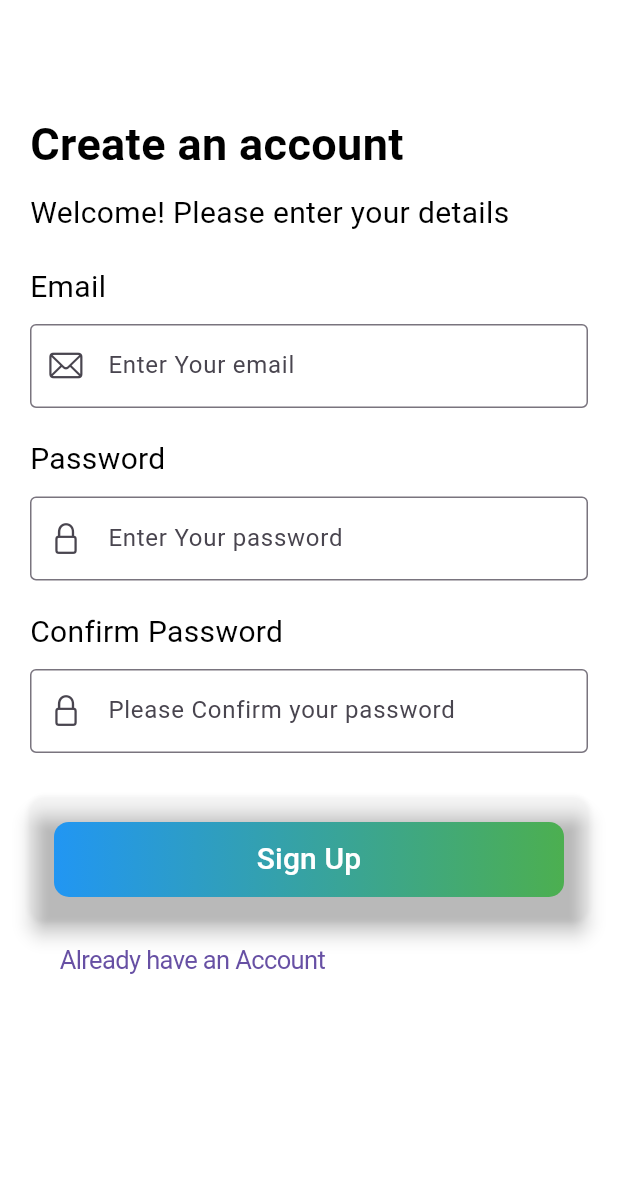
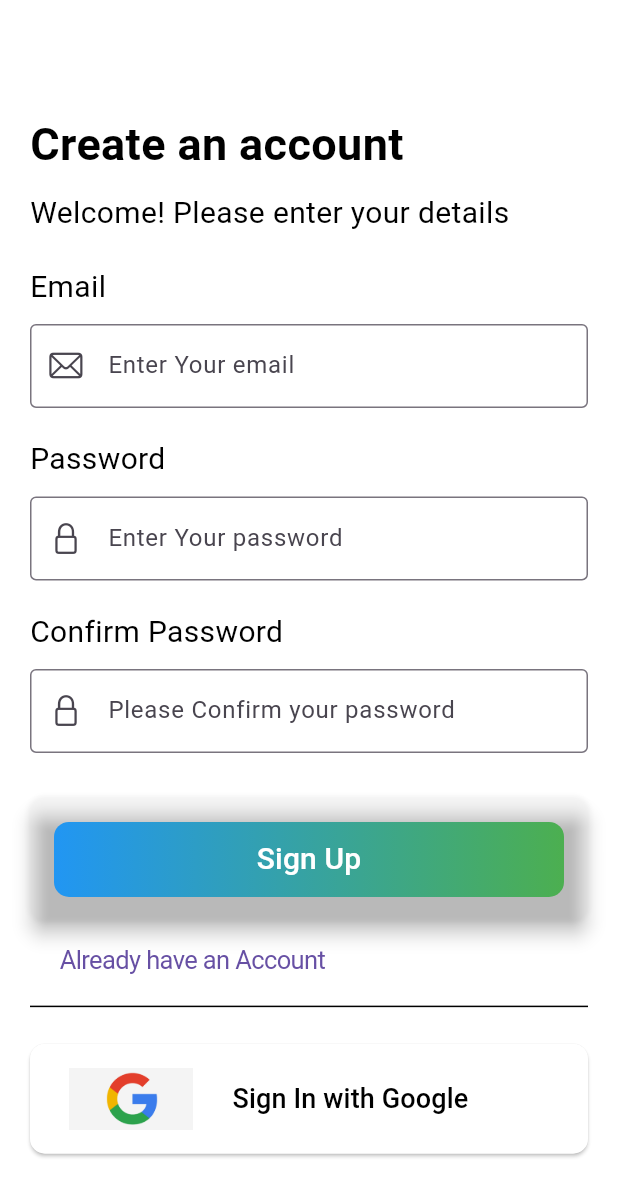
Before and after one commit to suresh130900/cashrich, a Flutter app: the Login screen opened directly, on a phone screen of 412 x 824 dp. Shown: the top 1197 px of the screen. Run offline on Flutter 3.47's test engine with Material 3 defaults, Android fonts, the phone set to English and light mode, and no system bars; our stand-ins replace firebase_auth, firebase_core, get; missing offline and left inert: dart:ffi; accounts and stored records are empty; network calls fail.

Commit message:
Google Signin Added

```diff
--- a/lib/Views/Auth/login.dart
+++ b/lib/Views/Auth/login.dart
@@ -19,6 +19,10 @@ class _LoginState extends State<Login> with SingleTickerProviderStateMixin {
   TextEditingController passwordController = TextEditingController();
   TextEditingController cPasswordController = TextEditingController();
 
+  //Firebase Auth with google
+  final FirebaseAuth _auth = FirebaseAuth.instance;
+
+  User? _user;
 
   void createAccount() async {
     String email = emailController.text.trim();
@@ -43,12 +47,31 @@ class _LoginState extends State<Login> with SingleTickerProviderStateMixin {
     }
   }
 
+
+  //Signup with Google
+  void _handleGoogleSignIn() {
+    try{
+      GoogleAuthProvider googleAuthProvider = GoogleAuthProvider();
+      _auth.signInWithProvider(googleAuthProvider).then((UserCredential userCredential) {
+        Get.offAll(Home());
+      });
+    } catch(error){
+      print(error);
+    }
+  }
+
+
   late AnimationController _controller;
 
   @override
   void initState() {
     super.initState();
     _controller = AnimationController(vsync: this);
+    _auth.authStateChanges().listen((event) {
+      setState(() {
+        _user = event;
+      });
+    });
   }
 
   @override
@@ -231,6 +254,40 @@ class _LoginState extends State<Login> with SingleTickerProviderStateMixin {
                     },
                     child: Text("Already have an Account"),
                   ),
+                  Divider(
+                    height: 10,
+                    color: Colors.black,
+                  ),
+                  SizedBox(
+                    height: 20,
+                  ),
+                  ElevatedButton(
+                    onPressed: () async {
+                      _handleGoogleSignIn();
+                    },
+                    style: ElevatedButton.styleFrom(
+                      primary: Colors.white, // Background color
+                      onPrimary: Colors.black, // Text color
+                      padding: EdgeInsets.all(16.0),
+                      shape: RoundedRectangleBorder(
+                        borderRadius: BorderRadius.circular(10.0),
+                      ),
+                    ),
+                    child: Row(
+                      children: [
+                        Image.asset(
+                          'assets/google_logo.png', // Add your Google logo image asset
+                          height: MediaQuery.of(context).size.height/20,
+                          width: MediaQuery.of(context).size.width/4,
+                        ),
+                        SizedBox(width: 16.0),
+                        Text(
+                          'Sign In with Google',
+                          style: TextStyle(fontSize: 18.0),
+                        ),
+                      ],
+                    ),
+                  ),
                 ],
               ),
             ),
--- a/pubspec.yaml
+++ b/pubspec.yaml
@@ -64,9 +64,8 @@ flutter:
   uses-material-design: true
 
   # To add assets to your application, add an assets section, like this:
-  # assets:
-  #   - images/a_dot_burr.jpeg
-  #   - images/a_dot_ham.jpeg
+  assets:
+    - assets/google_logo.png
 
   # An image asset can refer to one or more resolution-specific "variants", see
   # https://flutter.dev/assets-and-images/#resolution-aware
```
Also changed, not shown: lib/Views/Auth/signup.dart (+51 -0 lines).
